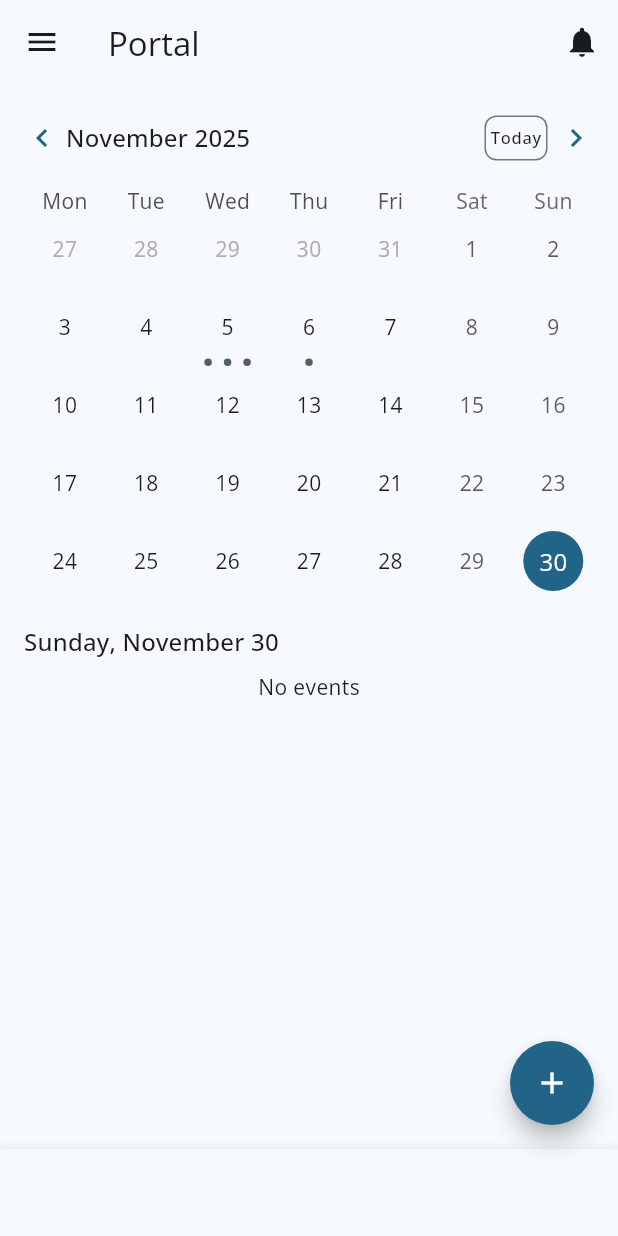
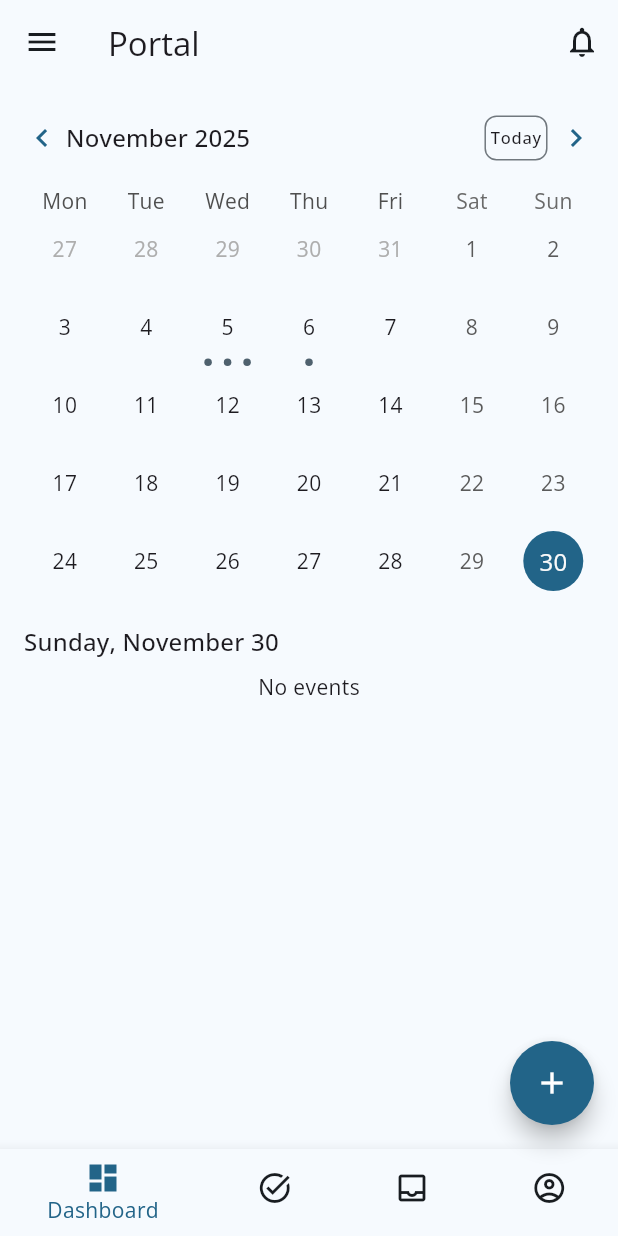
Before and after one commit to michaelnjuguna/hrm-employee-portal, a Flutter app: the screen it shows after launch, on a phone screen of 412 x 824 dp. Run offline on Flutter 3.47's test engine with Material 3 defaults, Android fonts, the phone set to English and light mode, and no system bars; drawn by our look-alikes of table_calendar; our stand-ins replace flutter_dotenv, flutter_riverpod, go_router, google_fonts, jiffy, package_info_plus and 1 more.

Commit message:
fix: bottom navigation bar

```diff
--- a/lib/main.dart
+++ b/lib/main.dart
@@ -4,9 +4,11 @@ import 'package:flutter/material.dart';
 import 'package:flutter/services.dart';
 import 'app/app.dart';
 import 'package:flutter_riverpod/flutter_riverpod.dart';
+import 'package:flutter_dotenv/flutter_dotenv.dart';
 
-void main() {
+Future main() async {
   WidgetsFlutterBinding.ensureInitialized();
+  await dotenv.load(fileName: ".env");
   final brightness =
       WidgetsBinding.instance.platformDispatcher.platformBrightness;
 
--- a/lib/presentation/layouts/main_layout.dart
+++ b/lib/presentation/layouts/main_layout.dart
@@ -15,6 +15,7 @@ class MainLayout extends ConsumerStatefulWidget {
 
 class _MainLayoutState extends ConsumerState<MainLayout> {
   String _version = '';
+  int currentIndex = 0;
   Future<void> _loadVersion() async {
     final info = await PackageInfo.fromPlatform();
 
@@ -35,7 +36,6 @@ class _MainLayoutState extends ConsumerState<MainLayout> {
     final textScheme = Theme.of(context).textTheme;
     final themeMode = ref.watch(themeModeProvider);
     final isDark = themeMode == ThemeMode.dark;
-    int currentIndex = 0;
     return Scaffold(
       appBar: AppBar(
         title: Text('Portal', style: textScheme.titleLarge),
@@ -43,7 +43,8 @@ class _MainLayoutState extends ConsumerState<MainLayout> {
         iconTheme: IconThemeData(color: colorScheme.onSurface),
         actions: [
           IconButton(
-            icon: Icon(Icons.notifications),
+            icon: Icon(Icons.notifications_outlined),
+
             onPressed: () {},
 
             // style: TextButton.styleFrom(
@@ -162,6 +163,8 @@ class _MainLayoutState extends ConsumerState<MainLayout> {
       floatingActionButton: widget.floatingActionButton,
       bottomNavigationBar: BottomNavigationBar(
         currentIndex: currentIndex,
+        selectedItemColor: colorScheme.primary,
+        unselectedItemColor: colorScheme.onSurface,
         onTap: (index) {
           setState(() {
             currentIndex = index;
@@ -183,16 +186,23 @@ class _MainLayoutState extends ConsumerState<MainLayout> {
         },
         items: const [
           BottomNavigationBarItem(
-            icon: Icon(Icons.dashboard),
+            icon: Icon(Icons.dashboard_outlined),
+            activeIcon: Icon(Icons.dashboard),
             label: 'Dashboard',
           ),
           BottomNavigationBarItem(
-            icon: Icon(Icons.task_alt),
+            icon: Icon(Icons.task_alt_outlined),
+            activeIcon: Icon(Icons.task_alt),
             label: 'Task board',
           ),
-          BottomNavigationBarItem(icon: Icon(Icons.inbox), label: 'Inbox'),
           BottomNavigationBarItem(
-            icon: Icon(Icons.account_circle_rounded),
+            icon: Icon(Icons.inbox_outlined),
+            activeIcon: Icon(Icons.inbox),
+            label: 'Inbox',
+          ),
+          BottomNavigationBarItem(
+            icon: Icon(Icons.account_circle_outlined),
+            activeIcon: Icon(Icons.account_circle),
             label: 'Account',
           ),
         ],
--- a/pubspec.yaml
+++ b/pubspec.yaml
@@ -41,6 +41,7 @@ dependencies:
   table_calendar: ^3.2.0
   jiffy: ^6.4.3
   share_plus: ^12.0.1
+  flutter_dotenv: ^6.0.0
 
 dev_dependencies:
   flutter_test:
@@ -62,7 +63,8 @@ flutter:
   # included with your application, so that you can use the icons in
   # the material Icons class.
   uses-material-design: true
-
+  assets:
+    - .env
   # To add assets to your application, add an assets section, like this:
   # assets:
   #   - images/a_dot_burr.jpeg
```
Also changed, not shown: lib/core/actions/auth_login.dart (added, +64 -0 lines), lib/core/actions/event_create.dart (added), lib/core/actions/event_delete.dart (added), lib/core/actions/event_update.dart (added), pubspec.lock, 1 other file.
